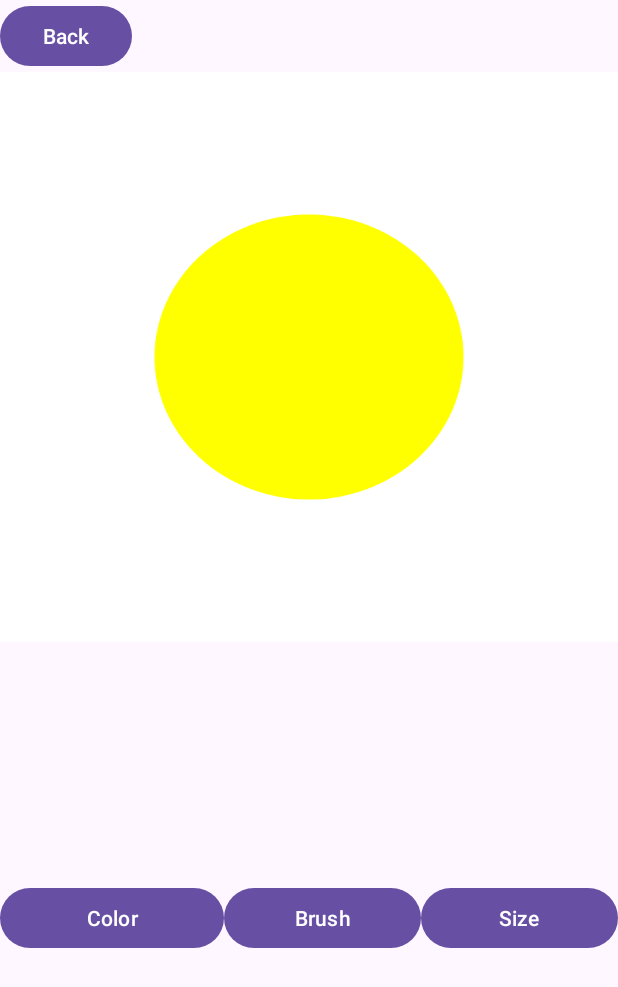
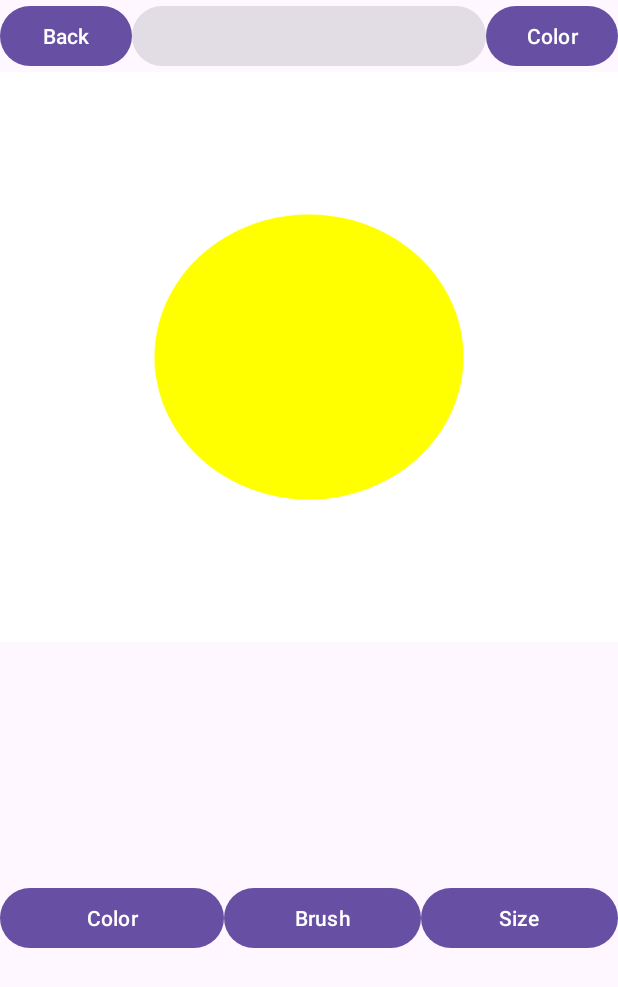
Before and after one commit to DylanQuach/MobileAppGroup, an Android app: the screen it shows after launch (MainActivity), on a phone screen of 412 x 824 dp. Shown: the top 987 px of the screen. Run offline under Robolectric (Android 15) with nearby library versions, the phone set to English and light mode, and no system bars; libraries missing offline, so code that uses them is left out: yuku.ambilwarna.

```diff
--- a/app/src/main/java/com/example/drawingapp/BrushViewModel.kt
+++ b/app/src/main/java/com/example/drawingapp/BrushViewModel.kt
@@ -17,6 +17,7 @@ class BrushViewModel : ViewModel(){
 
     @RequiresApi(Build.VERSION_CODES.O)
     val color  = _color as LiveData<Color>
+    public var intColor = 1;
 
     @RequiresApi(Build.VERSION_CODES.O)
     fun pickColor(){
--- a/app/src/main/java/com/example/drawingapp/ColorFragment.kt
+++ b/app/src/main/java/com/example/drawingapp/ColorFragment.kt
@@ -28,12 +28,6 @@ class ColorFragment : Fragment() {
             param1 = it.getString(ARG_PARAM1)
             param2 = it.getString(ARG_PARAM2)
         }
-
-        //var colorBtn = findViewById<Button>(R.id.backButton)
-
-        /*colorBtn.setOnClickListener{
-            //openColorPicker()
-        }*/
     }
 
     override fun onCreateView(
--- a/app/src/main/java/com/example/drawingapp/MainActivity.kt
+++ b/app/src/main/java/com/example/drawingapp/MainActivity.kt
@@ -25,16 +25,13 @@ class MainActivity : AppCompatActivity() {
     override fun onCreate(savedInstanceState: Bundle?) {
         super.onCreate(savedInstanceState)
         setContentView(R.layout.activity_main)
-
+        findViewById<View>(R.id.colorPreview).setBackgroundColor(this@MainActivity.color)
         if(!hasSeenSplash)
         {
             val gotoSplashScreen = Intent(this@MainActivity, CustomSplashScreen::class.java)
             startActivity(gotoSplashScreen)
             hasSeenSplash = true
         }
-
-
-
 
         // Emi code start
         val drawFragment = canvasFragment()
@@ -44,7 +41,6 @@ class MainActivity : AppCompatActivity() {
         transaction.commit()
 
         // Emi code finish
-
         val selectFragment = SelectSettingFragment()
         selectFragment.setListener {
             if (it == "color") {
@@ -71,8 +67,7 @@ class MainActivity : AppCompatActivity() {
         fTrans.commit()
 
 
-        colorBtn = findViewById<Button>(R.id.backButton)
-        //layout = findViewById<ConstraintLayout>(R.id.mainLayout)
+        colorBtn = findViewById<Button>(R.id.selectColorBtn)
 
         color = ContextCompat.getColor(this@MainActivity, com.google.android.material.R.color.design_default_color_primary)
 
@@ -96,7 +91,7 @@ class MainActivity : AppCompatActivity() {
 
             override fun onOk(dialog: AmbilWarnaDialog?, color: Int) {
                 this@MainActivity.color = color
-                findViewById<View>(R.id.colorButton).setBackgroundColor(this@MainActivity.color)
+                findViewById<View>(R.id.brushColorPreview).setBackgroundColor(this@MainActivity.color)
             }
         }
         val warn = AmbilWarnaDialog(this, color, ambiListener)
--- a/app/src/main/java/com/example/drawingapp/SelectSettingFragment.kt
+++ b/app/src/main/java/com/example/drawingapp/SelectSettingFragment.kt
@@ -1,11 +1,17 @@
 package com.example.drawingapp
 
+import android.os.Build
 import android.os.Bundle
 import android.view.LayoutInflater
 import android.view.View
 import android.view.ViewGroup
+import android.widget.Button
+import androidx.annotation.RequiresApi
 import androidx.fragment.app.Fragment
+import androidx.fragment.app.activityViewModels
 import com.example.drawingapp.databinding.FragmentSelectSettingBinding
+import yuku.ambilwarna.AmbilWarnaDialog
+
 
 // TODO: Rename parameter arguments, choose names that match
 // the fragment initialization parameters, e.g. ARG_ITEM_NUMBER
@@ -23,12 +29,14 @@ class SelectSettingFragment : Fragment() {
     private var clickCallback : () -> Unit = {}
     private lateinit var onclickButton : (buttonName: String) -> Unit
 
+    @RequiresApi(Build.VERSION_CODES.O)
     override fun onCreateView(
         inflater: LayoutInflater, container: ViewGroup?,
         savedInstanceState: Bundle?
     ): View? {
         binding.colorButton.setOnClickListener{
             onclickButton("color")
+            //openColorPicker()
         }
         binding.brushButton.setOnClickListener{
             onclickButton("brush")
@@ -42,4 +50,27 @@ class SelectSettingFragment : Fragment() {
     public fun setListener(listener: (buttonName: String) -> Unit){
         onclickButton = listener
     }
+
+    /**
+     * displays the dialog box containing the color selection tool. upon closing
+     * the dialog window the color will be selected and the colorDisplay will
+     * be updated
+     */
+/*    @RequiresApi(Build.VERSION_CODES.O)
+    public fun openColorPicker()
+    {
+        val viewModel : BrushViewModel by activityViewModels()
+
+        val ambiListener = object : AmbilWarnaDialog.OnAmbilWarnaListener{
+            override fun onCancel(dialog: AmbilWarnaDialog?) {}
+
+            override fun onOk(dialog: AmbilWarnaDialog?, color: Int) {
+                viewModel.intColor = color
+                findViewById<View>(R.id.colorButton).setBackgroundColor(this@SelectSettingFragment.intColor)
+            }
+        }
+//        val warn = AmbilWarnaDialog(this, color, ambiListener)
+//        warn.show()
+
+    }*/
 }
--- a/app/src/main/res/layout/activity_main.xml
+++ b/app/src/main/res/layout/activity_main.xml
@@ -2,17 +2,38 @@
 <LinearLayout xmlns:android="http://schemas.android.com/apk/res/android"
     xmlns:app="http://schemas.android.com/apk/res-auto"
     xmlns:tools="http://schemas.android.com/tools"
-    android:id="@+id/mainLayout"
+    android:id="@+id/colorPreview"
     android:layout_width="match_parent"
     android:layout_height="match_parent"
     android:orientation="vertical"
     tools:context=".MainActivity">
 
-    <Button
-        android:id="@+id/backButton"
-        android:layout_width="wrap_content"
+    <LinearLayout
+        android:layout_width="match_parent"
         android:layout_height="wrap_content"
-        android:text="Back" />
+        android:orientation="horizontal">
+
+        <Button
+            android:id="@+id/backBtn"
+            android:layout_width="wrap_content"
+            android:layout_height="wrap_content"
+            android:text="Back" />
+
+        <Button
+            android:id="@+id/brushColorPreview"
+            android:layout_width="wrap_content"
+            android:layout_height="wrap_content"
+            android:layout_weight="1"
+            android:enabled="false"
+            android:hapticFeedbackEnabled="false" />
+
+
+        <Button
+            android:id="@+id/selectColorBtn"
+            android:layout_width="wrap_content"
+            android:layout_height="wrap_content"
+            android:text="Color" />
+    </LinearLayout>
 
     <androidx.fragment.app.FragmentContainerView
         android:id="@+id/drawingFragment"
```
